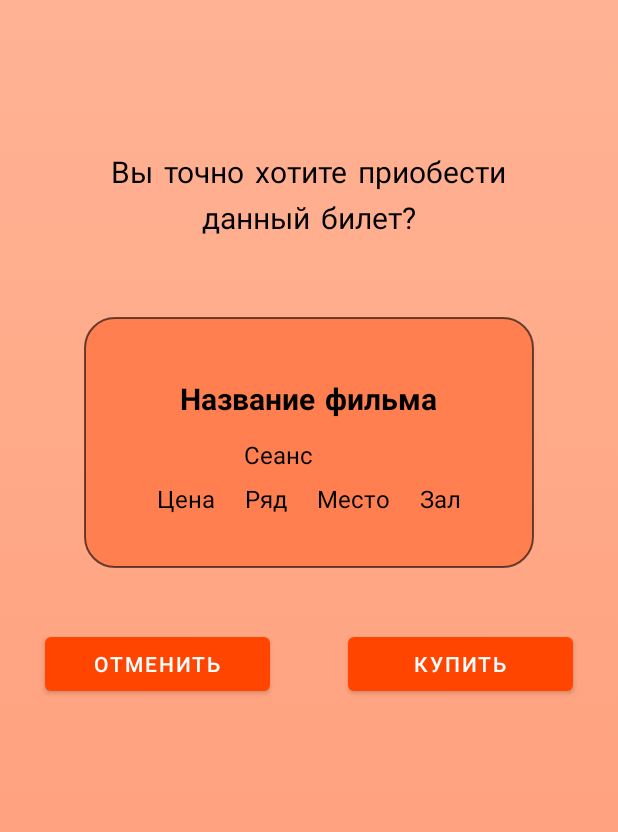
After one commit to pmvs2022/labrabota11-gr13a-cinema, an Android app: the BuyTicket screen opened directly, with no data from a screen before it, on a phone screen of 412 x 824 dp. The commit adds this screen. Shown: the top 832 px of the screen. Run offline under Robolectric (Android 15) with nearby library versions, the phone set to English and light mode, and no system bars; 1 statement that could not run was skipped.

Commit message:
Edit SessionSeatsView and add BuyTicket view

```diff
--- a/Cinema/app/src/main/AndroidManifest.xml
+++ b/Cinema/app/src/main/AndroidManifest.xml
@@ -35,6 +35,7 @@
         <activity android:name=".View.CinemaSessionsView.CinemaSessions" />
         <activity android:name=".View.MovieActivity"/>
         <activity android:name=".View.SessionSeatsView.SessionSeats"/>
+        <activity android:name=".View.BuyTicket"/>
     </application>
 
 </manifest>
--- a/Cinema/app/src/main/java/com/ivanova/cinema/Model/DBConnector.java
+++ b/Cinema/app/src/main/java/com/ivanova/cinema/Model/DBConnector.java
@@ -423,7 +423,7 @@ public class DBConnector {
         return seat;
     }
 
-    private Session getSession(Integer sessionId) {
+    public Session getSession(Integer sessionId) {
         String sessionMovieJoin = "session join movie using(movie_id)";
         String[] selectedColumns = new String[]{
                 "session_id",
--- /dev/null
+++ b/Cinema/app/src/main/java/com/ivanova/cinema/View/BuyTicket.java
@@ -0,0 +1,70 @@
+package com.ivanova.cinema.View;
+
+import android.os.Bundle;
+import android.view.View;
+import android.widget.TextView;
+
+import androidx.appcompat.app.AppCompatActivity;
+
+import com.ivanova.cinema.Model.DBConnector;
+import com.ivanova.cinema.R;
+
+public class BuyTicket extends AppCompatActivity {
+
+    private DBConnector dbConnector;
+
+    private TextView tv_cinemaName;
+    private TextView tv_filmName;
+    private TextView tv_date;
+    private TextView tv_time;
+    private TextView tv_price;
+    private TextView tv_row;
+    private TextView tv_place;
+    private TextView tv_hall;
+    private TextView tv_error;
+
+    protected void onCreate(Bundle savedInstanceState) {
+        super.onCreate(savedInstanceState);
+        setContentView(R.layout.buy_ticket);
+
+        dbConnector = new DBConnector(getApplicationContext());
+
+        tv_cinemaName = findViewById(R.id.tv_cinemaName);
+        tv_filmName = findViewById(R.id.tv_filmName);
+        tv_date = findViewById(R.id.tv_date);
+        tv_time = findViewById(R.id.tv_time);
+        tv_price = findViewById(R.id.tv_priceData);
+        tv_row = findViewById(R.id.tv_rowData);
+        tv_place = findViewById(R.id.tv_placeData);
+        tv_hall = findViewById(R.id.tv_hallData);
+        tv_error = findViewById(R.id.tv_error);
+
+        tv_error.setVisibility(View.INVISIBLE);
+
+        tv_cinemaName.setText(getIntent().getStringExtra("CINEMA_NAME"));
+        tv_filmName.setText(getIntent().getStringExtra("FILM_NAME").toUpperCase());
+        tv_date.setText(getIntent().getStringExtra("DATE"));
+        tv_time.setText(getIntent().getStringExtra("TIME"));
+        tv_price.setText(getIntent().getStringExtra("PRICE"));
+        tv_row.setText(getIntent().getStringExtra("ROW"));
+        tv_place.setText(getIntent().getStringExtra("PLACE"));
+        tv_hall.setText(getIntent().getStringExtra("HALL"));
+    }
+
+    public void onBtnCancelClick(View view) {
+        finish();
+    }
+
+    public void onBtnBuyClick(View view) {
+        Integer seatId = Integer.parseInt(getIntent().getStringExtra("SEAT_ID"));
+        Integer sessionId = Integer.parseInt(getIntent().getStringExtra("SESSION_ID"));
+
+        if (dbConnector.buyTicket(seatId, sessionId)) {
+            tv_error.setVisibility(View.INVISIBLE);
+            //!!!!!!!!!
+
+        } else {
+            tv_error.setVisibility(View.VISIBLE);
+        }
+    }
+}
--- a/Cinema/app/src/main/java/com/ivanova/cinema/View/SessionSeatsView/SeatRecyclerViewInterface.java
+++ b/Cinema/app/src/main/java/com/ivanova/cinema/View/SessionSeatsView/SeatRecyclerViewInterface.java
@@ -1,5 +1,7 @@
 package com.ivanova.cinema.View.SessionSeatsView;
 
+import com.ivanova.cinema.Model.Entities.SeatUI;
+
 public interface SeatRecyclerViewInterface {
-    void onSeatItemClick(int position);
+    void onSeatItemClick(int position, SeatUI seat);
 }
--- /dev/null
+++ b/Cinema/app/src/main/res/drawable/ticket_to_buy.xml
@@ -0,0 +1,9 @@
+<?xml version="1.0" encoding="utf-8"?>
+<shape xmlns:android="http://schemas.android.com/apk/res/android"
+    android:shape="rectangle">
+    <corners android:radius="20dp" />
+    <stroke
+        android:width="1dp"
+        android:color="@color/black_60" />
+    <solid android:color="@color/coral" />
+</shape>
--- /dev/null
+++ b/Cinema/app/src/main/res/drawable/tv_bought_seat.xml
@@ -0,0 +1,6 @@
+<?xml version="1.0" encoding="utf-8"?>
+<shape xmlns:android="http://schemas.android.com/apk/res/android"
+    android:shape="rectangle">
+    <corners android:radius="10dp" />
+    <solid android:color="@color/black_20" />
+</shape>
--- /dev/null
+++ b/Cinema/app/src/main/res/layout/buy_ticket.xml
@@ -0,0 +1,227 @@
+<?xml version="1.0" encoding="utf-8"?>
+<RelativeLayout xmlns:android="http://schemas.android.com/apk/res/android"
+    android:layout_width="match_parent"
+    android:layout_height="match_parent"
+    android:background="@drawable/gradient_background">
+
+    <TextView
+        android:id="@+id/tv_question"
+        android:layout_width="wrap_content"
+        android:layout_height="wrap_content"
+        android:layout_centerHorizontal="true"
+        android:layout_marginTop="100dp"
+        android:fontFamily="@font/prompt_regular"
+        android:text="@string/do_you_want_to_buy_a_ticket"
+        android:textAlignment="center"
+        android:textColor="@color/black"
+        android:textSize="20sp" />
+
+    <RelativeLayout
+        android:id="@+id/rl_ticket"
+        android:layout_width="300dp"
+        android:layout_height="wrap_content"
+        android:layout_below="@id/tv_question"
+        android:layout_centerHorizontal="true"
+        android:layout_marginTop="50dp"
+        android:background="@drawable/ticket_to_buy">
+
+        <TextView
+            android:id="@+id/tv_cinemaName"
+            android:layout_width="wrap_content"
+            android:layout_height="wrap_content"
+            android:layout_centerHorizontal="true"
+            android:layout_marginTop="10dp"
+            android:fontFamily="@font/prompt_bold"
+            android:text="@string/cinemaName"
+            android:textColor="@color/black"
+            android:textSize="20sp" />
+
+        <TextView
+            android:id="@+id/tv_filmName"
+            android:layout_width="wrap_content"
+            android:layout_height="wrap_content"
+            android:layout_below="@id/tv_cinemaName"
+            android:layout_centerHorizontal="true"
+            android:fontFamily="@font/prompt_bold"
+            android:text="@string/film_name"
+            android:textAlignment="center"
+            android:textColor="@color/black"
+            android:textSize="20sp" />
+
+        <RelativeLayout
+            android:id="@+id/rl_session"
+            android:layout_width="wrap_content"
+            android:layout_height="wrap_content"
+            android:layout_below="@id/tv_filmName"
+            android:layout_centerHorizontal="true"
+            android:layout_marginTop="10dp">
+
+            <TextView
+                android:id="@+id/tv_session"
+                android:layout_width="wrap_content"
+                android:layout_height="wrap_content"
+                android:fontFamily="@font/prompt_regular"
+                android:text="@string/session"
+                android:textColor="@color/black"
+                android:textSize="16dp" />
+
+            <TextView
+                android:id="@+id/tv_date"
+                android:layout_width="wrap_content"
+                android:layout_height="wrap_content"
+                android:layout_marginLeft="20dp"
+                android:layout_toRightOf="@id/tv_session"
+                android:fontFamily="@font/prompt_medium"
+                android:text="@string/date"
+                android:textColor="@color/black"
+                android:textSize="16dp" />
+
+            <TextView
+                android:id="@+id/tv_time"
+                android:layout_width="wrap_content"
+                android:layout_height="wrap_content"
+                android:layout_marginLeft="20dp"
+                android:layout_toRightOf="@id/tv_date"
+                android:fontFamily="@font/prompt_medium"
+                android:text="@string/time"
+                android:textColor="@color/black"
+                android:textSize="16dp" />
+        </RelativeLayout>
+
+        <RelativeLayout
+            android:id="@+id/rl_data"
+            android:layout_width="wrap_content"
+            android:layout_height="wrap_content"
+            android:layout_below="@id/rl_session"
+            android:layout_centerHorizontal="true"
+            android:layout_marginTop="5dp"
+            android:layout_marginBottom="10dp">
+
+            <TextView
+                android:id="@+id/tv_price"
+                android:layout_width="wrap_content"
+                android:layout_height="wrap_content"
+                android:fontFamily="@font/prompt_regular"
+                android:text="@string/price"
+                android:textColor="@color/black"
+                android:textSize="16dp" />
+
+            <TextView
+                android:id="@+id/tv_priceData"
+                android:layout_width="wrap_content"
+                android:layout_height="wrap_content"
+                android:layout_below="@id/tv_price"
+                android:fontFamily="@font/prompt_medium"
+                android:text="@string/price"
+                android:textColor="@color/black"
+                android:textSize="16dp" />
+
+            <TextView
+                android:id="@+id/tv_row"
+                android:layout_width="wrap_content"
+                android:layout_height="wrap_content"
+                android:layout_marginLeft="20dp"
+                android:layout_toRightOf="@id/tv_price"
+                android:fontFamily="@font/prompt_regular"
+                android:text="@string/rowName"
+                android:textColor="@color/black"
+                android:textSize="16dp" />
+
+            <TextView
+                android:id="@+id/tv_rowData"
+                android:layout_width="wrap_content"
+                android:layout_height="wrap_content"
+                android:layout_below="@id/tv_row"
+                android:layout_marginLeft="20dp"
+                android:layout_toRightOf="@id/tv_price"
+                android:fontFamily="@font/prompt_medium"
+                android:text="@string/rowName"
+                android:textColor="@color/black"
+                android:textSize="16dp" />
+
+            <TextView
+                android:id="@+id/tv_place"
+                android:layout_width="wrap_content"
+                android:layout_height="wrap_content"
+                android:layout_marginLeft="20dp"
+                android:layout_toRightOf="@id/tv_row"
+                android:fontFamily="@font/prompt_regular"
+                android:text="@string/place"
+                android:textColor="@color/black"
+                android:textSize="16dp" />
+
+            <TextView
+                android:id="@+id/tv_placeData"
+                android:layout_width="wrap_content"
+                android:layout_height="wrap_content"
+                android:layout_below="@id/tv_place"
+                android:layout_marginLeft="20dp"
+                android:layout_toRightOf="@id/tv_row"
+                android:fontFamily="@font/prompt_medium"
+                android:text="@string/place"
+                android:textColor="@color/black"
+                android:textSize="16dp" />
+
+            <TextView
+                android:id="@+id/tv_hall"
+                android:layout_width="wrap_content"
+                android:layout_height="wrap_content"
+                android:layout_marginLeft="20dp"
+                android:layout_toRightOf="@id/tv_place"
+                android:fontFamily="@font/prompt_regular"
+                android:text="@string/hall"
+                android:textColor="@color/black"
+                android:textSize="16dp" />
+
+            <TextView
+                android:id="@+id/tv_hallData"
+                android:layout_width="wrap_content"
+                android:layout_height="wrap_content"
+                android:layout_below="@id/tv_hall"
+                android:layout_marginLeft="20dp"
+                android:layout_toRightOf="@id/tv_place"
+                android:fontFamily="@font/prompt_medium"
+                android:text="@string/hall"
+                android:textColor="@color/black"
+                android:textSize="16dp" />
+        </RelativeLayout>
+
+    </RelativeLayout>
+
+    <Button
+        android:id="@+id/btn_cancel"
+        android:layout_width="150dp"
+        android:layout_height="wrap_content"
+        android:layout_below="@id/rl_ticket"
+        android:layout_alignParentLeft="true"
+        android:layout_marginLeft="30dp"
+        android:layout_marginTop="40dp"
+        android:onClick="onBtnCancelClick"
+        android:text="@string/cancel" />
+
+    <Button
+        android:id="@+id/btn_buy"
+        android:layout_width="150dp"
+        android:layout_height="wrap_content"
+        android:layout_below="@id/rl_ticket"
+        android:layout_alignParentRight="true"
+        android:layout_marginTop="40dp"
+        android:layout_marginRight="30dp"
+        android:onClick="onBtnBuyClick"
+        android:text="@string/buy" />
+
+    <TextView
+        android:id="@+id/tv_error"
+        android:layout_width="wrap_content"
+        android:layout_height="wrap_content"
+        android:layout_below="@id/btn_buy"
+        android:layout_centerHorizontal="true"
+        android:layout_marginTop="30dp"
+        android:fontFamily="@font/prompt_medium"
+        android:text="@string/smth_went_wrong"
+        android:textColor="@color/red"
+        android:textSize="18sp"
+        android:textStyle="italic"
+        android:visibility="invisible" />
+
+</RelativeLayout>
--- a/Cinema/app/src/main/res/values/colors.xml
+++ b/Cinema/app/src/main/res/values/colors.xml
@@ -7,6 +7,7 @@
     <color name="teal_700">#FF018786</color>
     <color name="black">#FF000000</color>
     <color name="black_60">#99000000</color>
+    <color name="black_20">#33000000</color>
     <color name="white">#FFFFFFFF</color>
     <color name="light_salmon">#ffa07a</color>
     <color name="coral">#ff7f50</color>
@@ -14,4 +15,5 @@
     <color name="coral_80">#CCFF7F50</color>
     <color name="orange_red">#ff4500</color>
     <color name="navajo_white">#CCFFA07A</color>
+    <color name="red">#FF0000</color>
 </resources>
--- a/Cinema/app/src/main/res/values/strings.xml
+++ b/Cinema/app/src/main/res/values/strings.xml
@@ -30,4 +30,13 @@
     <string name="screen">ЭКРАН</string>
     <string name="seat">0</string>
     <string name="row">0</string>
+    <string name="do_you_want_to_buy_a_ticket">Вы точно хотите приобести\nданный билет?</string>
+    <string name="session">Сеанс</string>
+    <string name="price">Цена</string>
+    <string name="place">Место</string>
+    <string name="rowName">Ряд</string>
+    <string name="hall">Зал</string>
+    <string name="buy">Купить</string>
+    <string name="cancel">Отменить</string>
+    <string name="smth_went_wrong">Что-то пошло не так...</string>
 </resources>
```
Also changed, not shown: Cinema/app/src/main/java/com/ivanova/cinema/Model/Entities/SeatUI.java (added, +68 -0 lines), Cinema/app/src/main/java/com/ivanova/cinema/View/SessionSeatsView/SeatRowRecyclerViewAdapter.java (+8 -4 lines), Cinema/app/src/main/java/com/ivanova/cinema/View/SessionSeatsView/SessionSeats.java (+48 -10 lines), Cinema/app/src/main/java/com/ivanova/cinema/View/SessionSeatsView/SessionSeatsRecyclerViewAdapter.java (+4 -3 lines), 1 other file.
